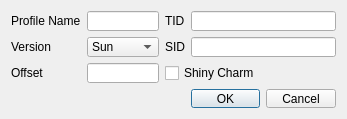
Before: the Qt Designer form Forms/ProfileEditor.ui in PMArkive/Gen7TimeFinder, drawn with Qt 5.
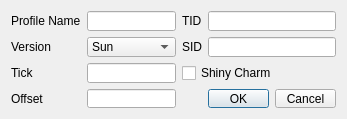
After: the same form once the commit is applied.

Commit message: Profile calibrater

What changed in the file:
```diff
--- a/Forms/ProfileEditor.ui
+++ b/Forms/ProfileEditor.ui
@@ -44,7 +44,7 @@
      </property>
     </widget>
    </item>
-   <item row="0" column="3" colspan="2">
+   <item row="0" column="3">
     <widget class="QLineEdit" name="lineEditProfileTID">
      <property name="sizePolicy">
       <sizepolicy hsizetype="Preferred" vsizetype="Fixed">
@@ -92,7 +92,7 @@
      </property>
     </widget>
    </item>
-   <item row="1" column="3" colspan="2">
+   <item row="1" column="3">
     <widget class="QLineEdit" name="lineEditProfileSID">
      <property name="sizePolicy">
       <sizepolicy hsizetype="Preferred" vsizetype="Fixed">
@@ -103,13 +103,30 @@
     </widget>
    </item>
    <item row="2" column="0">
+    <widget class="QLabel" name="labelProfileTick">
+     <property name="text">
+      <string>Tick</string>
+     </property>
+    </widget>
+   </item>
+   <item row="2" column="1">
+    <widget class="QLineEdit" name="lineEditProfileTick"/>
+   </item>
+   <item row="2" column="2" colspan="2">
+    <widget class="QCheckBox" name="checkBoxShinyCharm">
+     <property name="text">
+      <string>Shiny Charm</string>
+     </property>
+    </widget>
+   </item>
+   <item row="3" column="0">
     <widget class="QLabel" name="labelProfileOffset">
      <property name="text">
       <string>Offset</string>
      </property>
     </widget>
    </item>
-   <item row="2" column="1">
+   <item row="3" column="1">
     <widget class="QLineEdit" name="lineEditProfileOffset">
      <property name="sizePolicy">
       <sizepolicy hsizetype="Preferred" vsizetype="Fixed">
@@ -119,7 +136,7 @@
      </property>
     </widget>
    </item>
-   <item row="3" column="3" colspan="2">
+   <item row="3" column="3">
     <widget class="QDialogButtonBox" name="buttonBox">
      <property name="sizePolicy">
       <sizepolicy hsizetype="Preferred" vsizetype="Fixed">
@@ -132,13 +149,6 @@
      </property>
     </widget>
    </item>
-   <item row="2" column="2" colspan="3">
-    <widget class="QCheckBox" name="checkBoxShinyCharm">
-     <property name="text">
-      <string>Shiny Charm</string>
-     </property>
-    </widget>
-   </item>
   </layout>
  </widget>
  <tabstops>
```
The commit also changes 36 other files.
